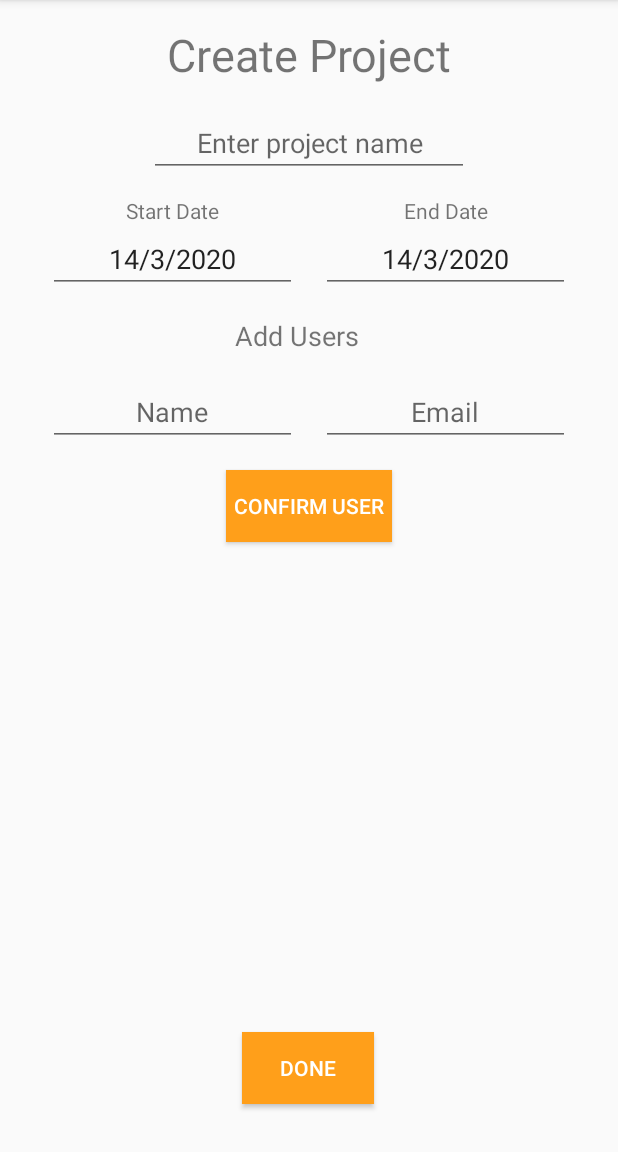
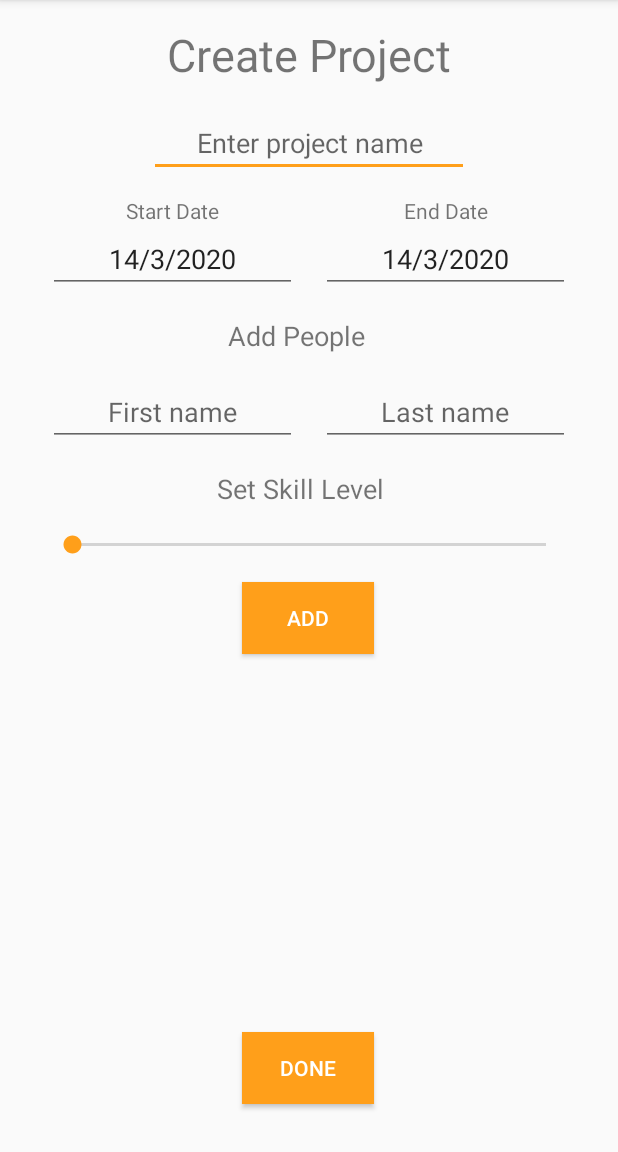
Before and after one commit to poirotTheCodeCat/programManagerA2, an Android app: the CreateProjectFragment screen opened through its navigation route, in the options menu, after a tap on "Settings", on a phone screen of 412 x 824 dp, the part 84-1236 px from its top. Run offline under Robolectric (Android 15) with nearby library versions, the phone set to English and light mode, and no system bars.

Commit message:
Changes to project creation page. Crashing on adding item to list.

```diff
--- a/app/src/main/java/com/example/programmanagera2/CreateProjectFragment.java
+++ b/app/src/main/java/com/example/programmanagera2/CreateProjectFragment.java
@@ -5,18 +5,23 @@ import android.view.LayoutInflater;
 import android.view.View;
 import android.view.ViewGroup;
 import android.widget.EditText;
+import android.widget.ListView;
+import android.widget.SeekBar;
+import android.widget.Toast;
 
 import androidx.annotation.NonNull;
 import androidx.fragment.app.Fragment;
 import androidx.navigation.fragment.NavHostFragment;
 
+import java.util.ArrayList;
 import java.util.Calendar;
 
 public class CreateProjectFragment extends Fragment {
-    private int year, month, day;
-    private Calendar calendar;
     private EditText dateStart;
     private EditText dateEnd;
+    ListView listView;
+    ArrayList<PersonInList> arrayOfPeople = new ArrayList<PersonInList>();
+    private static PersonListAdapter adapter;
 
     @Override
     public View onCreateView(
@@ -29,18 +34,63 @@ public class CreateProjectFragment extends Fragment {
 
     public void onViewCreated(@NonNull View view, Bundle savedInstanceState) {
         super.onViewCreated(view, savedInstanceState);
+
+        //make an array adapter to link the list to the data array
+        adapter = new PersonListAdapter(arrayOfPeople, getActivity());
+        //attach the adapter to the list
+        listView = (ListView) view.findViewById(R.id.listView_people);
+        listView.setAdapter(adapter);
+
         //get date text boxes
         dateStart = (EditText) view.findViewById(R.id.editText_Start_Date);
         dateEnd = (EditText) view.findViewById(R.id.editText_End_Date);
 
-        calendar = Calendar.getInstance();
-        year = calendar.get(Calendar.YEAR);
+        //get date values
+        Calendar calendar = Calendar.getInstance();
+        int year = calendar.get(Calendar.YEAR);
+        int month = calendar.get(Calendar.MONTH);
+        int day = calendar.get(Calendar.DAY_OF_MONTH);
+        showDate(year, month +1, day);
 
-        month = calendar.get(Calendar.MONTH);
-        day = calendar.get(Calendar.DAY_OF_MONTH);
-        showDate(year, month+1, day);
+        final String[] fullName = {"", ""};
 
-        view.findViewById(R.id.button_second).setOnClickListener(new View.OnClickListener() {
+        //set up listener for add person button
+        view.findViewById(R.id.button_add_person).setOnClickListener(new View.OnClickListener() {
+            @Override
+            public void onClick(View view) {
+                EditText tvFirstName = getView().findViewById(R.id.editText_person_first_name);
+                EditText tvLastName = getView().findViewById(R.id.editText_person_last_name);
+                SeekBar sbSkillLevel = getView().findViewById(R.id.seekBar_skill_level);
+                fullName[0] = tvFirstName.getText().toString();
+                fullName[1] = tvLastName.getText().toString();
+                int skillLevel = sbSkillLevel.getProgress();
+                boolean good = true;
+
+                //check is first name is empty
+                if(fullName[0].trim().isEmpty()){
+                    Toast.makeText(getView().getContext(),"Provide a first name", Toast.LENGTH_SHORT).show();
+                    good = false;
+                }
+                //check if last name is empty
+                if(fullName[1].trim().isEmpty()){
+                    Toast.makeText(getView().getContext(),"Provide a last name", Toast.LENGTH_SHORT).show();
+                    good = false;
+                }
+                //if all conditions met add to list
+                if(good){
+                    PersonInList newPerson = new PersonInList(fullName[0], fullName[1], skillLevel);
+                    adapter.add(newPerson);
+                } else {
+                    good = true;
+                    tvFirstName.setText("");
+                    tvLastName.setText("");
+                    sbSkillLevel.setProgress(0);
+                }
+            }
+        });
+
+        //set up listener for done button
+        view.findViewById(R.id.button_done).setOnClickListener(new View.OnClickListener() {
             @Override
             public void onClick(View view) {
                 NavHostFragment.findNavController(CreateProjectFragment.this)
--- a/app/src/main/res/layout/fragment_create_project.xml
+++ b/app/src/main/res/layout/fragment_create_project.xml
@@ -6,8 +6,23 @@
     android:layout_height="match_parent"
     tools:context=".CreateProjectFragment">
 
+    <TextView
+        android:id="@+id/textView_set_skill_level"
+        android:layout_width="wrap_content"
+        android:layout_height="wrap_content"
+        android:layout_marginStart="165dp"
+        android:layout_marginTop="16dp"
+        android:layout_marginEnd="182dp"
+        android:text="@string/title_set_skill_level"
+        android:textAlignment="center"
+        android:textSize="18sp"
+        app:layout_constraintEnd_toEndOf="parent"
+        app:layout_constraintHorizontal_bias="0.444"
+        app:layout_constraintStart_toStartOf="parent"
+        app:layout_constraintTop_toBottomOf="@+id/editText_person_first_name" />
+
     <Button
-        android:id="@+id/button_second"
+        android:id="@+id/button_done"
         android:layout_width="wrap_content"
         android:layout_height="0dp"
         android:layout_marginBottom="32dp"
@@ -91,46 +106,46 @@
         app:layout_constraintTop_toTopOf="parent" />
 
     <ListView
-        android:id="@+id/listView_Users"
+        android:id="@+id/listView_people"
         android:layout_width="0dp"
         android:layout_height="0dp"
         android:layout_marginStart="32dp"
         android:layout_marginTop="16dp"
         android:layout_marginEnd="32dp"
         android:layout_marginBottom="16dp"
-        app:layout_constraintBottom_toTopOf="@+id/button_second"
+        app:layout_constraintBottom_toTopOf="@+id/button_done"
         app:layout_constraintEnd_toEndOf="parent"
         app:layout_constraintStart_toStartOf="parent"
-        app:layout_constraintTop_toBottomOf="@+id/button_Add_User" />
+        app:layout_constraintTop_toBottomOf="@+id/button_add_person" />
 
     <EditText
-        android:id="@+id/editText_Person_Name"
+        android:id="@+id/editText_person_first_name"
         android:layout_width="0dp"
         android:layout_height="wrap_content"
         android:layout_marginStart="32dp"
         android:layout_marginTop="16dp"
         android:layout_marginEnd="8dp"
         android:ems="10"
-        android:hint="@string/enter_person_name"
+        android:hint="@string/enter_person_first_name"
         android:inputType="textPersonName"
         android:textAlignment="center"
-        app:layout_constraintEnd_toStartOf="@+id/editText_Person_Email"
+        app:layout_constraintEnd_toStartOf="@+id/editText_person_last_name"
         app:layout_constraintStart_toStartOf="parent"
         app:layout_constraintTop_toBottomOf="@+id/textView_Add_User" />
 
     <EditText
-        android:id="@+id/editText_Person_Email"
+        android:id="@+id/editText_person_last_name"
         android:layout_width="0dp"
         android:layout_height="wrap_content"
         android:layout_marginStart="8dp"
         android:layout_marginEnd="32dp"
         android:ems="10"
-        android:hint="@string/enter_person_email"
+        android:hint="@string/enter_person_last_name"
         android:inputType="textEmailAddress"
         android:textAlignment="center"
-        app:layout_constraintBaseline_toBaselineOf="@+id/editText_Person_Name"
+        app:layout_constraintBaseline_toBaselineOf="@+id/editText_person_first_name"
         app:layout_constraintEnd_toEndOf="parent"
-        app:layout_constraintStart_toEndOf="@+id/editText_Person_Name" />
+        app:layout_constraintStart_toEndOf="@+id/editText_person_first_name" />
 
     <TextView
         android:id="@+id/textView_Add_User"
@@ -139,7 +154,7 @@
         android:layout_marginStart="165dp"
         android:layout_marginTop="16dp"
         android:layout_marginEnd="182dp"
-        android:text="@string/title_add_user"
+        android:text="@string/title_add_person"
         android:textAlignment="center"
         android:textSize="18sp"
         app:layout_constraintEnd_toEndOf="parent"
@@ -147,17 +162,32 @@
         app:layout_constraintTop_toBottomOf="@+id/editText_Start_Date" />
 
     <Button
-        android:id="@+id/button_Add_User"
+        android:id="@+id/button_add_person"
         android:layout_width="wrap_content"
         android:layout_height="wrap_content"
         android:layout_marginTop="16dp"
-        android:text="@string/confirm_user"
         android:background="@color/colorAccent"
-        android:textColor="@color/colorWhite"
         android:paddingLeft="5dp"
         android:paddingRight="5dp"
+        android:text="@string/confirm_person"
+        android:textColor="@color/colorWhite"
         app:layout_constraintEnd_toEndOf="parent"
+        app:layout_constraintHorizontal_bias="0.498"
         app:layout_constraintStart_toStartOf="parent"
-        app:layout_constraintTop_toBottomOf="@+id/editText_Person_Name" />
+        app:layout_constraintTop_toBottomOf="@+id/seekBar_skill_level" />
+
+    <SeekBar
+        android:id="@+id/seekBar_skill_level"
+        android:layout_width="0dp"
+        android:layout_height="wrap_content"
+        android:layout_marginStart="32dp"
+        android:layout_marginTop="16dp"
+        android:layout_marginEnd="32dp"
+        android:max="5"
+        android:progress="0"
+        app:layout_constraintEnd_toEndOf="parent"
+        app:layout_constraintHorizontal_bias="1.0"
+        app:layout_constraintStart_toStartOf="parent"
+        app:layout_constraintTop_toBottomOf="@+id/textView_set_skill_level" />
 
 </androidx.constraintlayout.widget.ConstraintLayout>
--- a/app/src/main/res/navigation/nav_graph.xml
+++ b/app/src/main/res/navigation/nav_graph.xml
@@ -15,12 +15,16 @@
             android:id="@+id/action_FirstFragment_to_SecondFragment"
             app:destination="@id/CreateProjectFragment"
             app:enterAnim="@anim/nav_default_enter_anim"
-            app:exitAnim="@anim/nav_default_exit_anim" />
+            app:exitAnim="@anim/nav_default_exit_anim"
+            app:popEnterAnim="@anim/nav_default_pop_enter_anim"
+            app:popExitAnim="@anim/nav_default_pop_exit_anim" />
         <action
             android:id="@+id/action_HomeFragment_to_seeTasksFragment"
             app:destination="@id/SeeTasksFragment"
             app:enterAnim="@anim/nav_default_enter_anim"
-            app:exitAnim="@anim/nav_default_exit_anim" />
+            app:exitAnim="@anim/nav_default_exit_anim"
+            app:popEnterAnim="@anim/nav_default_pop_enter_anim"
+            app:popExitAnim="@anim/nav_default_pop_exit_anim" />
     </fragment>
     <fragment
         android:id="@+id/CreateProjectFragment"
@@ -31,7 +35,11 @@
 
         <action
             android:id="@+id/action_SecondFragment_to_FirstFragment"
-            app:destination="@id/HomeFragment" />
+            app:destination="@id/HomeFragment"
+            app:enterAnim="@anim/nav_default_enter_anim"
+            app:exitAnim="@anim/nav_default_exit_anim"
+            app:popEnterAnim="@anim/nav_default_pop_enter_anim"
+            app:popExitAnim="@anim/nav_default_pop_exit_anim" />
     </fragment>
     <fragment
         android:id="@+id/SeeTasksFragment"
@@ -39,6 +47,10 @@
         android:label="SeeTasksFragment" >
         <action
             android:id="@+id/action_seeTasksFragment_to_HomeFragment"
-            app:destination="@id/HomeFragment" />
+            app:destination="@id/HomeFragment"
+            app:enterAnim="@anim/nav_default_enter_anim"
+            app:exitAnim="@anim/nav_default_exit_anim"
+            app:popEnterAnim="@anim/nav_default_pop_enter_anim"
+            app:popExitAnim="@anim/nav_default_pop_exit_anim" />
     </fragment>
 </navigation>
--- a/app/src/main/res/values/strings.xml
+++ b/app/src/main/res/values/strings.xml
@@ -19,11 +19,15 @@
     <string name="end_date">End Date</string>
     <string name="welcome">Here are your projects</string>
     <string name="weather">It\'s a beautiful day</string>
-    <string name="enter_person_name">Name</string>
-    <string name="enter_person_email">Email</string>
-    <string name="title_add_user">Add Users</string>
-    <string name="confirm_user">Confirm User</string>
+    <string name="enter_person_first_name">First name</string>
+    <string name="enter_person_last_name">Last name</string>
+    <string name="title_add_person">Add People</string>
+    <string name="title_set_skill_level">Set Skill Level</string>
+    <string name="confirm_person">Add</string>
     <string name="no_projects">Looks like you have no projects yet, why not add one!</string>
+    <string name="first_name">First Name</string>
+    <string name="last_name">Last Name</string>
+    <string name="skill_level">0</string>
 
 <!--    <string name="your_project_welcome">Your Projects!</string>-->
     <string name="hello_second_fragment">Hello second fragment. Arg: %1$s</string>
```
Also changed, not shown: app/src/main/java/com/example/programmanagera2/PersonInList.java (added, +26 -0 lines), app/src/main/java/com/example/programmanagera2/PersonListAdapter.java (added, +109 -0 lines), app/src/main/res/layout/add_person_list_item.xml (added, +37 -0 lines).
